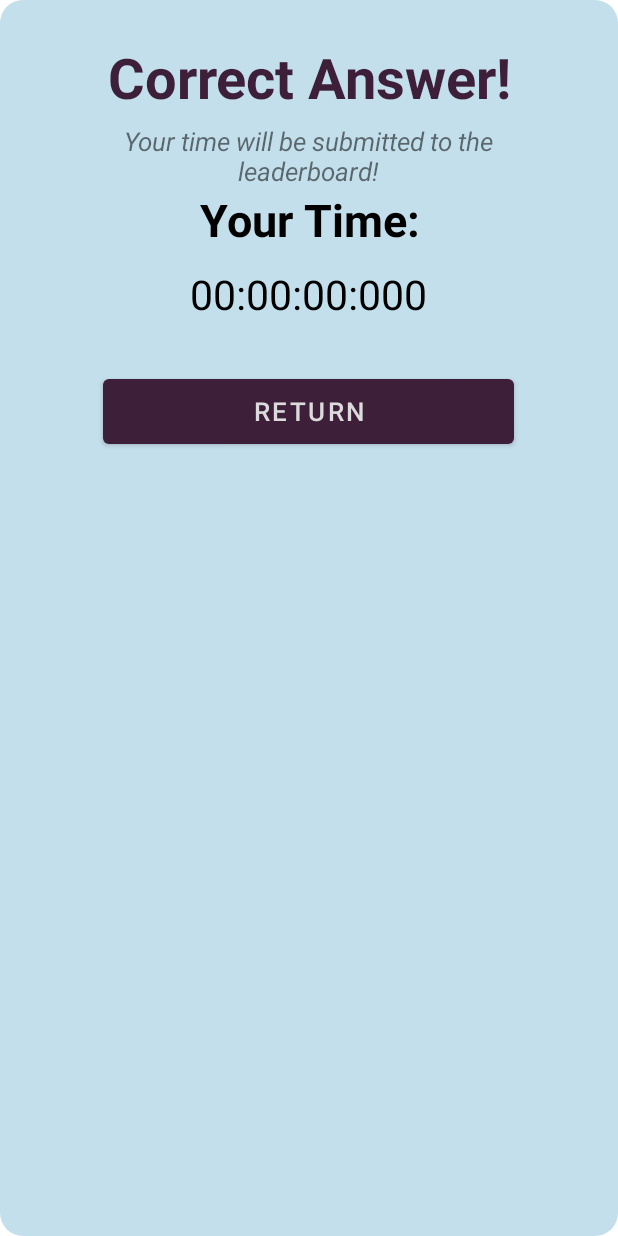
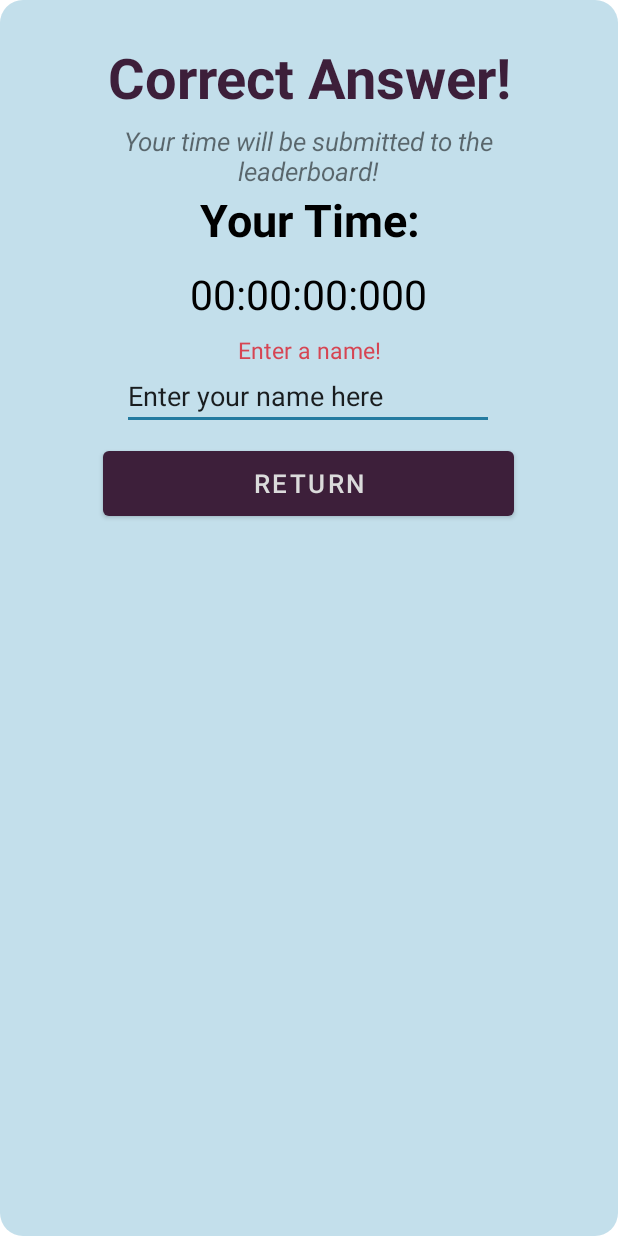
Before and after one commit to catherinepaopao/the-grind, an Android app: the layout congrats_dialog.xml on its own in the app's theme, with its tools: preview values and no code run, on a phone screen of 412 x 824 dp. Run offline under Robolectric (Android 15) with nearby library versions, the light colour scheme and no system bars.

Commit message:
time submit

```diff
--- a/app/src/main/java/com/idk/thegrind/GameData.java
+++ b/app/src/main/java/com/idk/thegrind/GameData.java
@@ -11,6 +11,8 @@ public class GameData {
     public static int currentPage = 1; // 1 questions, 2 leaderboard, 3 settings
     public static String[] subjects = {"Algebra", "Grammar", "Chemistry", "US History"};
     public static int[] subjectButtons = {R.drawable.algebra2, R.drawable.grammar2, R.drawable.chemistry2, R.drawable.history2}; // replace with images for buttons later
+    public static int[] subjectButtonsLeaderboard = {R.drawable.algebradone, R.drawable.grammardone, R.drawable.chemistrydone, R.drawable.historydone}; // replace with images for buttons later
+
     public static String[] subjectQuestions = {"alg q", "gram q", "chem q", "hist q"}; // initialize with questions for each later
     public static String[] subjectAnswers = {"a", "b", "c", "d"}; // initialize with answers based on questions, take from server if we use
     public static String[] startingTimes = {"-1", "-1", "-1", "-1"}; // set to starting time/viewing time of each question, set to negative if not started
--- a/app/src/main/java/com/idk/thegrind/GamePage.java
+++ b/app/src/main/java/com/idk/thegrind/GamePage.java
@@ -93,8 +93,7 @@ public class GamePage extends AppCompatActivity {
                 if(GameData.eligible[position] != 2){
                     button.setImageResource(GameData.subjectButtons[position]);
                 } else {
-                    // leaderboard image
-                    button.setVisibility(View.GONE); // OBVIOUSLY CHANGE THIS
+                    button.setImageResource(GameData.subjectButtonsLeaderboard[position]);
                 }
                 questionAdapter.notifyDataSetChanged();
             }
--- a/app/src/main/java/com/idk/thegrind/QuestionAdapter.java
+++ b/app/src/main/java/com/idk/thegrind/QuestionAdapter.java
@@ -62,7 +62,7 @@ public class QuestionAdapter extends RecyclerView.Adapter<QuestionAdapter.Questi
         if(GameData.eligible[position] != 2){
             viewHolder.getButtonView().setImageResource(GameData.subjectButtons[position]);
         } else {
-            // leaderboard image
+            viewHolder.getButtonView().setImageResource(GameData.subjectButtonsLeaderboard[position]);
         }
 
         viewHolder.buttonView.setOnClickListener(new View.OnClickListener() {
--- a/app/src/main/res/layout/congrats_dialog.xml
+++ b/app/src/main/res/layout/congrats_dialog.xml
@@ -51,13 +51,13 @@
         android:id="@+id/return_questions"
         android:layout_width="274dp"
         android:layout_height="55dp"
-        android:layout_marginTop="24dp"
+        android:layout_marginTop="8dp"
         android:text="@string/return_questions"
         android:textSize="17sp"
         app:layout_constraintEnd_toEndOf="parent"
         app:layout_constraintHorizontal_bias="0.496"
         app:layout_constraintStart_toStartOf="parent"
-        app:layout_constraintTop_toBottomOf="@+id/time_result" />
+        app:layout_constraintTop_toBottomOf="@+id/final_name" />
 
     <TextView
         android:id="@+id/leaderboard_submit_msg"
@@ -71,4 +71,28 @@
         app:layout_constraintHorizontal_bias="0.496"
         app:layout_constraintStart_toStartOf="parent"
         app:layout_constraintTop_toBottomOf="@+id/textView" />
+
+    <EditText
+        android:id="@+id/final_name"
+        android:layout_width="248dp"
+        android:layout_height="44dp"
+        android:ems="10"
+        android:inputType="textPersonName"
+        android:text="@string/enter_name"
+        app:layout_constraintEnd_toEndOf="parent"
+        app:layout_constraintHorizontal_bias="0.496"
+        app:layout_constraintStart_toStartOf="parent"
+        app:layout_constraintTop_toBottomOf="@+id/error_message" />
+
+    <TextView
+        android:id="@+id/error_message"
+        android:layout_width="219dp"
+        android:layout_height="20dp"
+        android:text="@string/no_name_error"
+        android:textAlignment="center"
+        android:textSize="15sp"
+        android:textColor="@color/red_error"
+        app:layout_constraintEnd_toEndOf="parent"
+        app:layout_constraintStart_toStartOf="parent"
+        app:layout_constraintTop_toBottomOf="@+id/time_result" />
 </androidx.constraintlayout.widget.ConstraintLayout>
--- a/app/src/main/res/values/strings.xml
+++ b/app/src/main/res/values/strings.xml
@@ -24,4 +24,5 @@
     <string name="return_questions">RETURN</string>
     <string name="leaderboard_submit_error">Your time will not be submitted to the leaderboard.</string>
     <string name="leaderboard_submit">Your time will be submitted to the leaderboard!</string>
+    <string name="no_name_error">Enter a name!</string>
 </resources>
--- a/app/src/main/res/values/themes.xml
+++ b/app/src/main/res/values/themes.xml
@@ -6,7 +6,7 @@
         <item name="colorPrimaryVariant">@color/dark_purple</item>
         <item name="colorOnPrimary">@color/off_white</item>
         <!-- Secondary brand color. -->
-        <item name="colorSecondary">@color/blue_light</item>
+        <item name="colorSecondary">@color/blue_mid</item>
         <item name="colorSecondaryVariant">@color/blue_mid</item>
         <item name="colorOnSecondary">@color/black</item>
         <!-- Status bar color. -->
```
Also changed, not shown: app/src/main/java/com/idk/thegrind/CorrectAnswerDialog.java (+19 -1 lines), app/src/main/res/drawable-v24/algebradone.png (added), app/src/main/res/drawable-v24/chemistrydone.png (added), app/src/main/res/drawable-v24/grammardone.png (added), app/src/main/res/drawable-v24/historydone.png (added).
